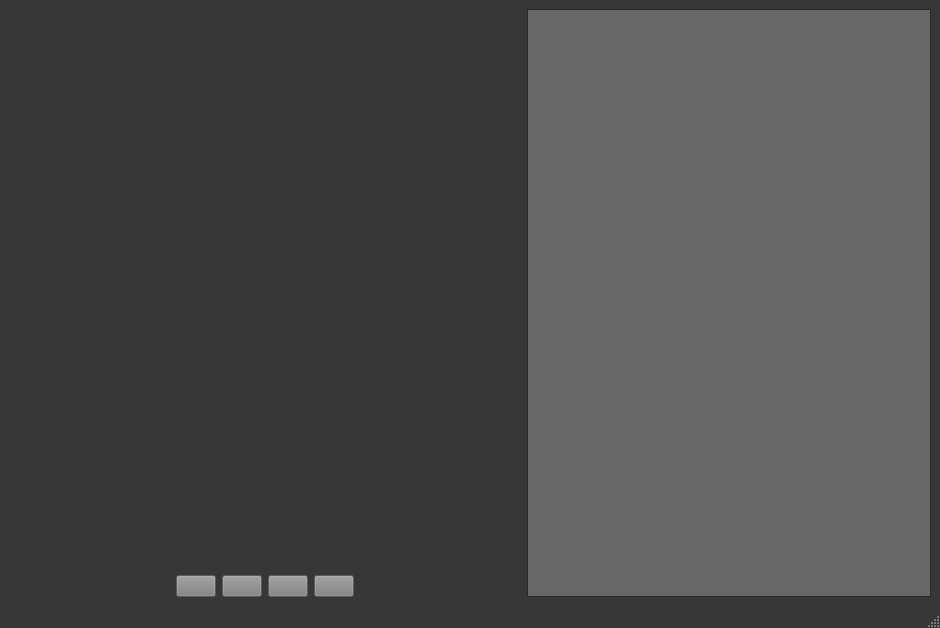
Pol52/HCI-mid, file alpha_design.ui: the form before one commit.
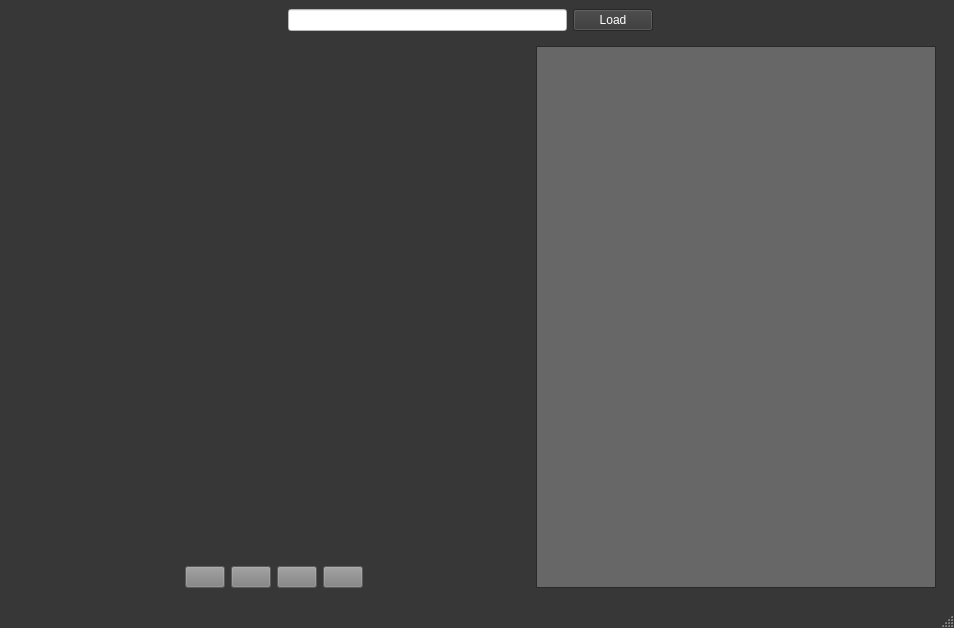
The form after the commit. Icons and pictures are not drawn. Custom widgets are drawn as their Qt base class.

What changed in the file:
```diff
--- a/alpha_design.ui
+++ b/alpha_design.ui
@@ -492,8 +492,76 @@
      <height>10</height>
     </size>
    </property>
+   <property name="layoutDirection">
+    <enum>Qt::LeftToRight</enum>
+   </property>
    <layout class="QHBoxLayout" name="horizontalLayout_3">
     <item>
+     <layout class="QVBoxLayout" name="verticalLayout_4">
+      <item>
+       <layout class="QHBoxLayout" name="horizontalLayout_6">
+        <item>
+         <spacer name="horizontalSpacer_3">
+          <property name="orientation">
+           <enum>Qt::Horizontal</enum>
+          </property>
+          <property name="sizeHint" stdset="0">
+           <size>
+            <width>40</width>
+            <height>20</height>
+           </size>
+          </property>
+         </spacer>
+        </item>
+        <item>
+         <widget class="QLineEdit" name="lineEdit">
+          <property name="styleSheet">
+           <string notr="true">background-color:white;</string>
+          </property>
+          <property name="text">
+           <string/>
+          </property>
+          <property name="frame">
+           <bool>true</bool>
+          </property>
+         </widget>
+        </item>
+        <item>
+         <widget class="QPushButton" name="pushButton_5">
+          <property name="text">
+           <string>Load</string>
+          </property>
+         </widget>
+        </item>
+        <item>
+         <widget class="QLabel" name="folderNotFound">
+          <property name="styleSheet">
+           <string notr="true">color:red;</string>
+          </property>
+          <property name="text">
+           <string/>
+          </property>
+         </widget>
+        </item>
+        <item>
+         <spacer name="horizontalSpacer_4">
+          <property name="orientation">
+           <enum>Qt::Horizontal</enum>
+          </property>
+          <property name="sizeHint" stdset="0">
+           <size>
+            <width>40</width>
+            <height>20</height>
+           </size>
+          </property>
+         </spacer>
+        </item>
+       </layout>
+      </item>
+      <item>
+       <widget class="QWidget" name="horizontalWidget" native="true">
+        <layout class="QHBoxLayout" name="horizontalLayout_4">
+         <item>
      <layout class="QVBoxLayout" name="verticalLayout">
       <item>
        <widget class="ImageWindow" name="widget" native="true">
@@ -1072,6 +1140,11 @@
         </attribute>
         <column/>
         <column/>
+            </widget>
+           </item>
+          </layout>
+         </item>
+        </layout>
        </widget>
       </item>
      </layout>
```
Lines whose indentation alone changed are shown as unchanged.
